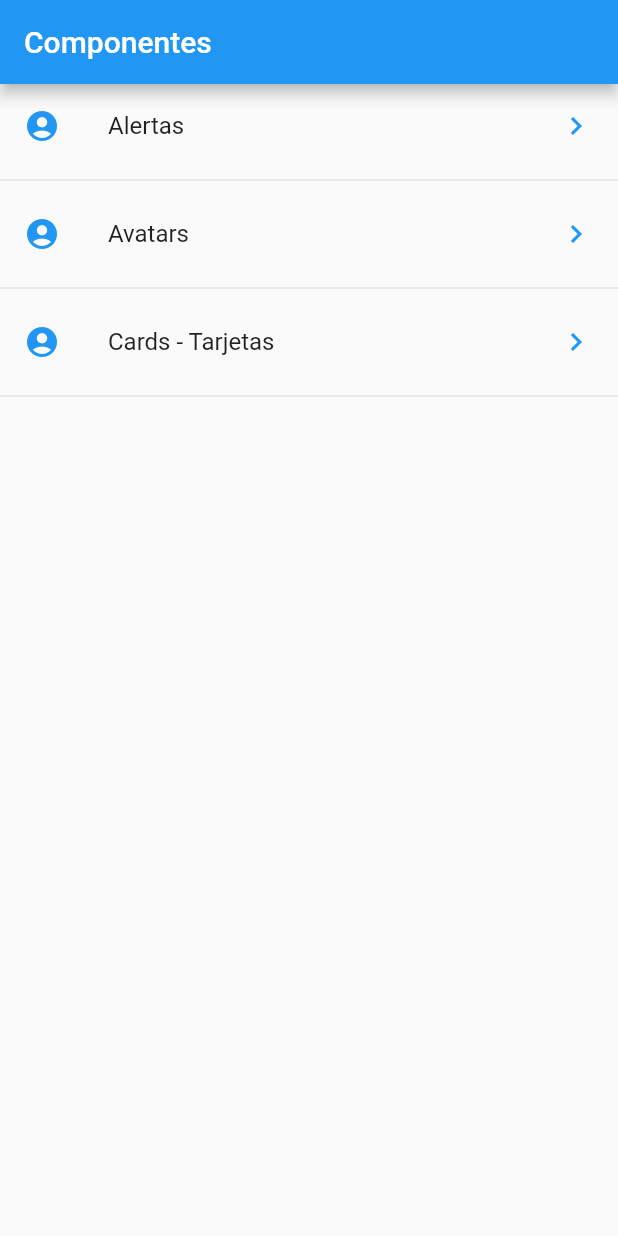
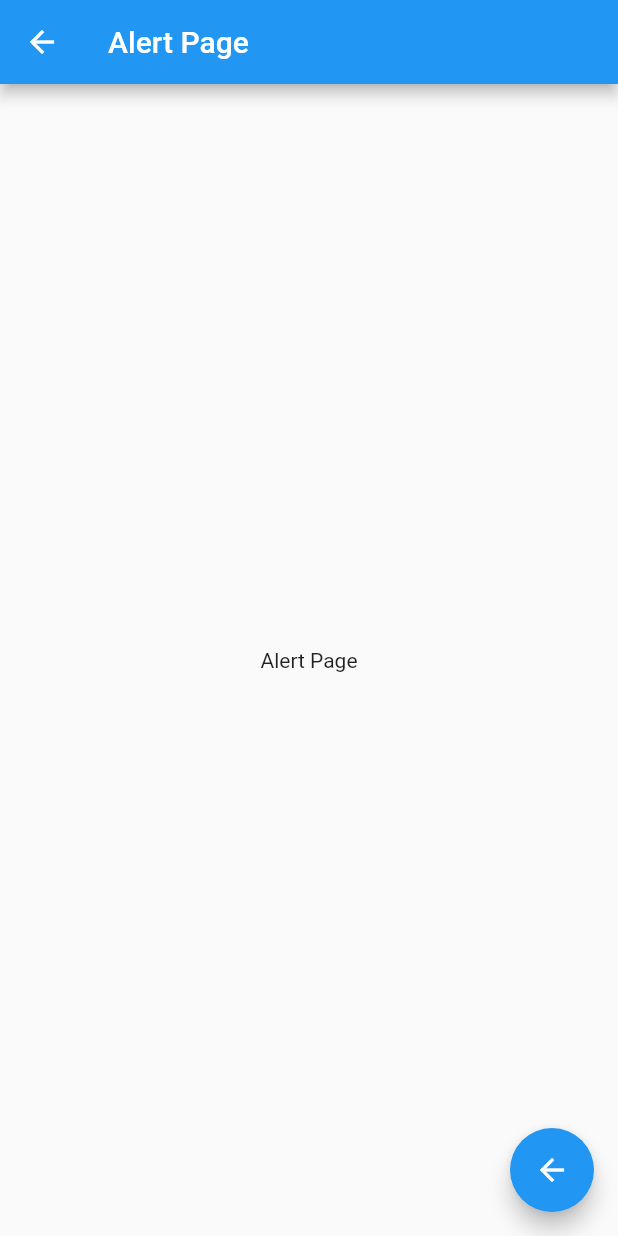
Before and after one commit to bryansrm/flutter_components, a Flutter app: the screen it shows after launch, after a tap on "Cards - Tarjetas", on a phone screen of 412 x 824 dp. Run offline on Flutter 3.47's test engine with Material 2 defaults, Android fonts, the phone set to English and light mode, and no system bars.

Commit message:
se agrega pantallas de alert y avatar

```diff
--- a/lib/main.dart
+++ b/lib/main.dart
@@ -1,6 +1,8 @@
 import 'package:flutter/material.dart';
 
 import 'package:componentes/src/pages/home_page.dart';
+import 'package:componentes/src/pages/alert_page.dart';
+import 'package:componentes/src/pages/avatar_page.dart';
 
 void main() => runApp(MyApp());
 
@@ -10,7 +12,18 @@ class MyApp extends StatelessWidget {
     return MaterialApp(
       debugShowCheckedModeBanner: false,
       title: 'Componentes App',
-      home: HomePage()
+      //home: HomePage()
+      initialRoute: 'homePage',
+      routes: <String, WidgetBuilder>{
+        'homePage': ( context ) => HomePage(),
+        'alert'   : ( context ) => AlertPage(),
+        'avatar'  : ( context ) => AvatarPage(),
+      },
+      onGenerateRoute: ( settings ){
+        return MaterialPageRoute(
+          builder: ( context ) => AlertPage()
+        );
+      },
     );
   }
 }
--- /dev/null
+++ b/lib/src/pages/alert_page.dart
@@ -0,0 +1,23 @@
+import 'package:flutter/material.dart';
+
+class AlertPage extends StatelessWidget {
+
+  @override
+  Widget build(BuildContext context) {
+    return Scaffold(
+      appBar: AppBar(
+        title: Text('Alert Page'),
+      ),
+      body: Center(
+        child: Text('Alert Page'),
+      ),
+      floatingActionButton: FloatingActionButton(
+        child: Icon( Icons.arrow_back),
+        onPressed: (){
+          Navigator.pop(context);
+        },
+      ),
+    );
+  }
+
+}
--- a/lib/src/pages/home_page.dart
+++ b/lib/src/pages/home_page.dart
@@ -1,6 +1,8 @@
 import 'package:flutter/material.dart';
 
 import 'package:componentes/src/providers/menu_providers.dart';
+import 'package:componentes/src/utils/icono_string_util.dart';
+import 'package:componentes/src/pages/alert_page.dart';
 
 class HomePage extends StatelessWidget {
   @override
@@ -20,14 +22,14 @@ class HomePage extends StatelessWidget {
       initialData: [],
       builder: (context, AsyncSnapshot<List<dynamic>> snapshot){
         return  ListView(
-          children: _listaItems( snapshot.data ),
+          children: _listaItems( snapshot.data, context ),
         );
       },
     );
 
   }
 
-  List<Widget> _listaItems(List<dynamic> items) {
+  List<Widget> _listaItems(List<dynamic> items, BuildContext context) {
 
     final List<Widget> lista = [];
 
@@ -36,9 +38,14 @@ class HomePage extends StatelessWidget {
       lista..add(
         ListTile(
           title: Text(item['texto']),
-          leading: Icon( Icons. account_circle, color: Colors.blue),
-          trailing: Icon( Icons.keyboard_arrow_right, color: Colors.blue),
-          onTap: (){},
+          leading: getIcon(item['icon']),
+          trailing: Icon ( Icons.keyboard_arrow_right, color: Colors.blue),
+          onTap: (){
+            // final route = MaterialPageRoute(builder: ( context ) => AlertPage());
+            // Navigator.push(context, route);
+            Navigator.pushNamed(context, item['ruta']);
+
+          },
         )
       )
       ..add(Divider());
```
Also changed, not shown: lib/src/pages/avatar_page.dart (added, +23 -0 lines), lib/src/utils/icono_string_util.dart (added, +9 -0 lines).
